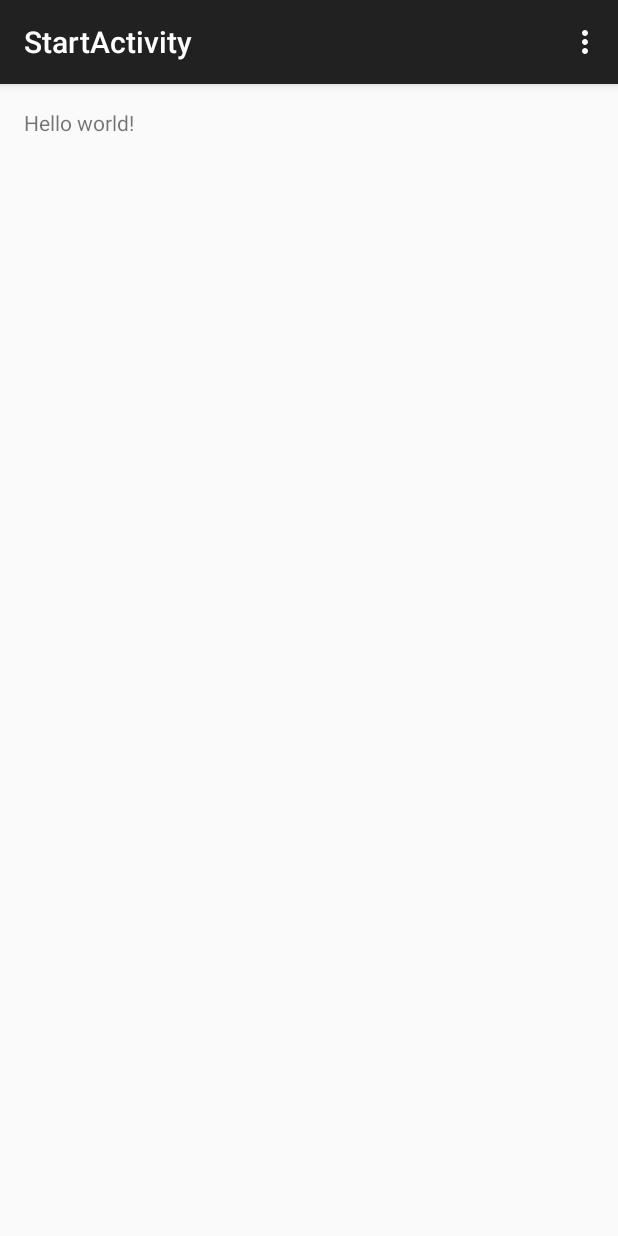
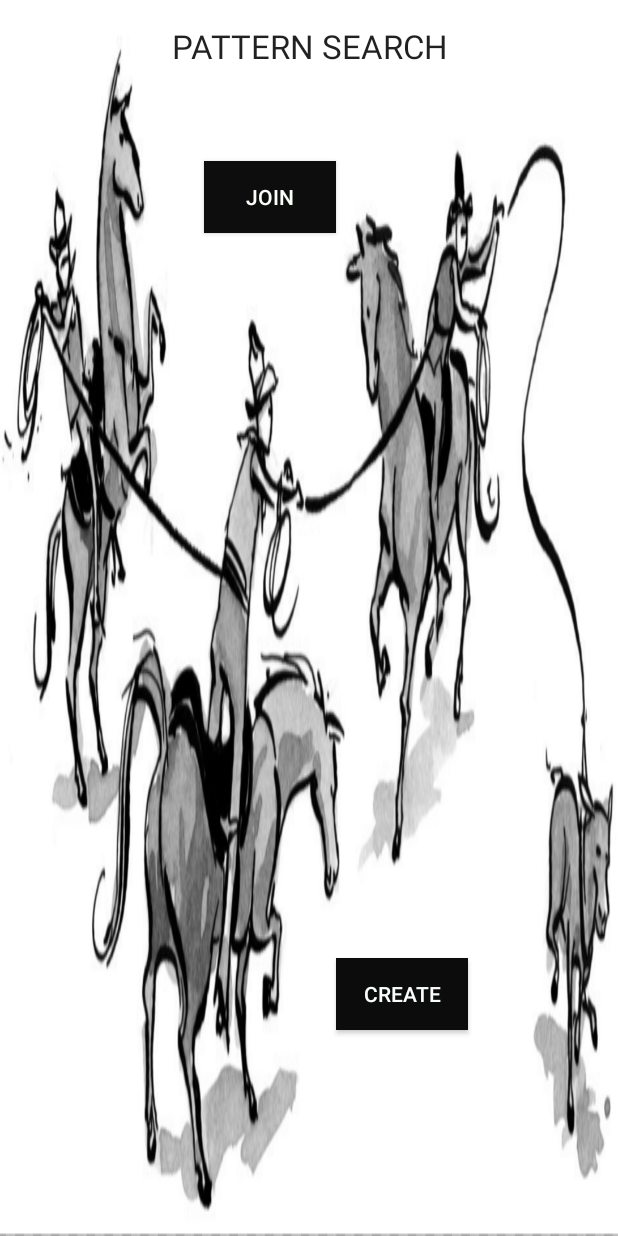
Before and after one commit to flyforathaiguy/Location_Aware_Smartphones_EE5, an Android app: the StartActivity screen opened directly, with no data from a screen before it, on a phone screen of 412 x 824 dp. Run offline under Robolectric (Android 15) with nearby library versions, the phone set to English and light mode, and no system bars.

Commit message:
start for pattern search

```diff
--- a/pattern_search/src/main/java/com/example/robin/pattern_search/GameWindow.java
+++ b/pattern_search/src/main/java/com/example/robin/pattern_search/GameWindow.java
@@ -1,6 +1,7 @@
 package com.example.robin.pattern_search;
 
 import android.app.Activity;
+import android.content.Intent;
 import android.os.Bundle;
 import android.os.Handler;
 import android.os.Looper;
@@ -33,6 +34,7 @@ public class GameWindow extends Activity {
 
     private static final int END_GAME = 3;
     private static final int POS_CONFIRM = 2;
+    private static final int LAUNCH_WIN = 1;
 
 
     final Activity activity = this;
@@ -84,20 +86,11 @@ public class GameWindow extends Activity {
                     handleData((DataPacket) data);
                 }
             }else if(msg.what == DataHandler.DATA_TYPE_DEVICE_DISCONNECTED){
-                // TODO: Wat als device disconnect?
                 //Don't know yet, probalby end the game
                 endGame();
-                /*
-                BluetoothDevice bluetoothDevice = (BluetoothDevice) msg.obj;
-                Log.e(TAG, "Device " + bluetoothDevice.getAddress() + " disconnected!");
-                sortedValues.remove(bluetoothDevice.getAddress());
-                if(sortedValues.size() <= SecondActivity.minNumberOfDevices){
-                    leaveGame(mContentView);
-                }
-                */
             }
             else if(msg.what == DataHandler.DATA_TYPE_OWN_POS_UPDATED){
-                //updateText();
+               // updateText();
             }
         }
     };
@@ -111,8 +104,8 @@ public class GameWindow extends Activity {
                     DeviceColorPair pair = new DeviceColorPair(GlobalResources.getInstance().getReceivedList().get(GlobalResources.getInstance().getReceivedList().size() - 1), (int) dataPacket.getOptionalData());
                 }
                 break;
-            //case LAUNCH_WIN:
-                //launchWinIntent();
+            case LAUNCH_WIN:
+                launchWinIntent();
             case END_GAME:
                 endGame();
             default:
@@ -123,6 +116,11 @@ public class GameWindow extends Activity {
         //Log.d(TAG, "received list size: " + GlobalResources.getInstance().getReceivedList().size());
         if(GlobalResources.getInstance().getReceivedList().size() > 0)
             GlobalResources.getInstance().getReceivedList().remove(GlobalResources.getInstance().getReceivedList().size() - 1);
+    }
+
+    private void launchWinIntent() {
+        Intent intent = new Intent(getBaseContext(), WinnerActivity.class);
+        startActivity(intent);
     }
 
     private void confirmButton() {
--- a/pattern_search/src/main/java/com/example/robin/pattern_search/StartActivity.java
+++ b/pattern_search/src/main/java/com/example/robin/pattern_search/StartActivity.java
@@ -1,18 +1,100 @@
 package com.example.robin.pattern_search;
 
-import android.support.v7.app.ActionBarActivity;
+import android.annotation.SuppressLint;
+import android.app.Activity;
+import android.bluetooth.BluetoothAdapter;
+import android.content.Intent;
+import android.os.Build;
 import android.os.Bundle;
 import android.view.Menu;
 import android.view.MenuItem;
+import android.view.View;
+import android.widget.Button;
+
+import be.groept.emedialab.util.GlobalResources;
 
 
-public class StartActivity extends ActionBarActivity {
+public class StartActivity extends Activity {
+    private View mContentView;
 
     @Override
     protected void onCreate(Bundle savedInstanceState) {
         super.onCreate(savedInstanceState);
         setContentView(R.layout.activity_start);
+        GlobalResources.getInstance().getDevice().setMac(BluetoothAdapter.getDefaultAdapter().getAddress());
+        mContentView = findViewById(R.id.Pattern_Search);
+        Button createButton = (Button) findViewById(R.id.join);
+        createButton.setOnClickListener(new View.OnClickListener() {
+            @Override
+            public void onClick(View v) {
+                Intent intent = new Intent(getBaseContext(), ConnectionActivity.class);
+                Bundle bundle = new Bundle();
+                bundle.putBoolean("JOIN", true);
+                intent.putExtras(bundle);
+                StartActivity.this.startActivity(intent);
+
+            }
+        });
+                Button joinButton = (Button) findViewById(R.id.start_new);
+                joinButton.setOnClickListener(new View.OnClickListener() {
+                    @Override
+                    public void onClick(View v) {
+                        Intent intent = new Intent(getBaseContext(), ConnectionActivity.class);
+                        Bundle bundle = new Bundle();
+                        bundle.putBoolean("JOIN", false);
+                        intent.putExtras(bundle);
+                        StartActivity.this.startActivity(intent);
+                    }
+                });
+
+        hide();
     }
+    @SuppressLint("InlinedApi")
+    private void hide(){
+
+        //Lollipop and higher
+        if(Build.VERSION.SDK_INT >= 21){
+            mContentView.setSystemUiVisibility(View.SYSTEM_UI_FLAG_LOW_PROFILE
+                    | View.SYSTEM_UI_FLAG_FULLSCREEN
+                    | View.SYSTEM_UI_FLAG_LAYOUT_STABLE
+                    | View.SYSTEM_UI_FLAG_IMMERSIVE_STICKY
+                    | View.SYSTEM_UI_FLAG_LAYOUT_HIDE_NAVIGATION
+                    | View.SYSTEM_UI_FLAG_HIDE_NAVIGATION);
+        }
+    }
+
+    @Override
+    protected void onResume(){
+        super.onResume();
+        hide();
+    }
+
+
+
+
+
+
+
+
+
+
+
+
+
+
+
+
+
+
+
+
+
+
+
+
+
+
+
 
 
     @Override
--- a/pattern_search/src/main/res/layout/activity_start.xml
+++ b/pattern_search/src/main/res/layout/activity_start.xml
@@ -4,9 +4,44 @@
     android:paddingRight="@dimen/activity_horizontal_margin"
     android:paddingTop="@dimen/activity_vertical_margin"
     android:paddingBottom="@dimen/activity_vertical_margin"
-    tools:context="com.example.robin.pattern_search.StartActivity">
+    tools:context="com.example.robin.pattern_search.StartActivity"
+    android:id="@+id/Pattern_Search"
+    android:background="@drawable/pattern">
+    <TextView
+        android:layout_width="match_parent"
+        android:layout_height="wrap_content"
+        android:textAppearance="?android:attr/textAppearanceLarge"
+        android:text="@string/patternsearch"
+        android:id="@+id/textView"
+        android:layout_alignParentTop="true"
+        android:layout_alignParentLeft="true"
+        android:layout_alignParentStart="true"
+        android:gravity="center"
+        android:textAlignment="center" />
 
-    <TextView android:text="@string/hello_world" android:layout_width="wrap_content"
-        android:layout_height="wrap_content" />
+    <Button
+        android:layout_width="wrap_content"
+        android:layout_height="wrap_content"
+        android:text="@string/join"
+        android:id="@+id/join"
+        android:layout_marginTop="62dp"
+        android:layout_below="@+id/textView"
+        android:layout_toLeftOf="@+id/start_new"
+        android:layout_toStartOf="@+id/start_new"
+        android:textColor="#fffafff9"
+        android:background="#ff0d0d0d" />
 
+    <Button
+        android:layout_width="wrap_content"
+        android:layout_height="wrap_content"
+        android:text="@string/create"
+        android:id="@+id/start_new"
+        android:layout_alignParentBottom="true"
+        android:layout_alignRight="@+id/textView"
+        android:layout_alignEnd="@+id/textView"
+        android:layout_marginRight="84dp"
+        android:layout_marginEnd="84dp"
+        android:layout_marginBottom="121dp"
+        android:textColor="#fff9fffb"
+        android:background="#ff0c0c0c" />
 </RelativeLayout>
--- a/pattern_search/src/main/res/values/strings.xml
+++ b/pattern_search/src/main/res/values/strings.xml
@@ -7,5 +7,8 @@
     <string name="title_activity_winner">WinnerActivity</string>
     <string name="title_activity_connection">ConnectionActivity</string>
     <string name="title_activity_start">StartActivity</string>
+    <string name="patternsearch">PATTERN SEARCH</string>
+    <string name="join">JOIN</string>
+    <string name="create">CREATE</string>
 
 </resources>
```
Also changed, not shown: pattern_search/src/main/res/drawable-hdpi/pattern.PNG (added), pattern_search/src/main/res/drawable/pattern.PNG (added).
